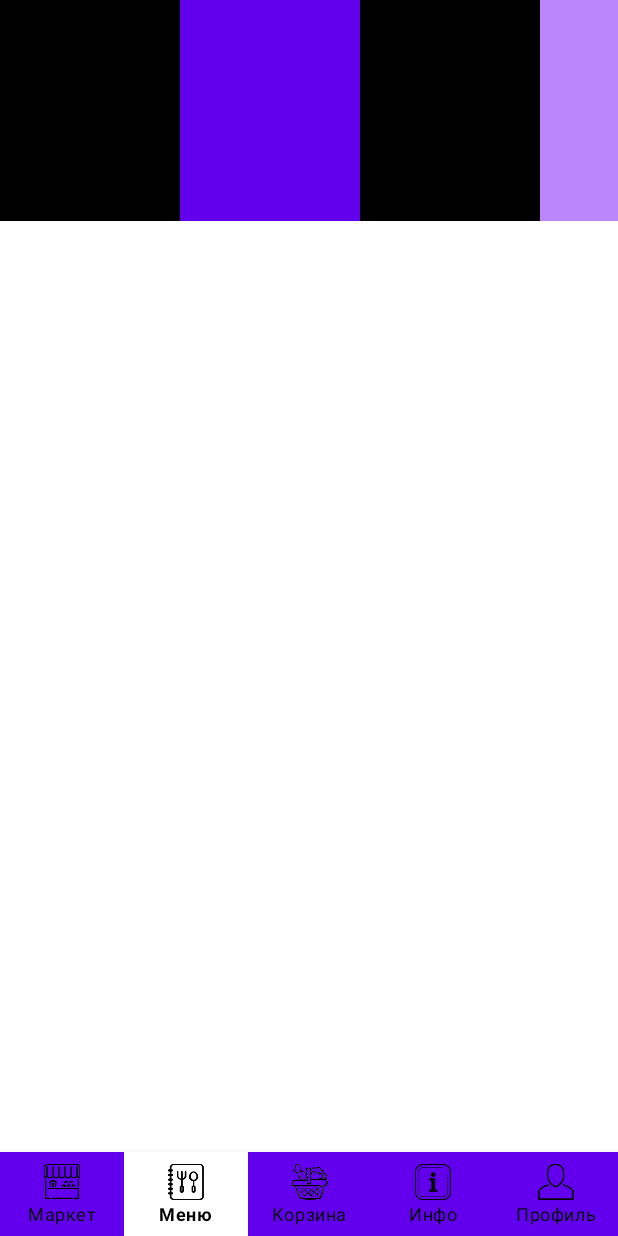
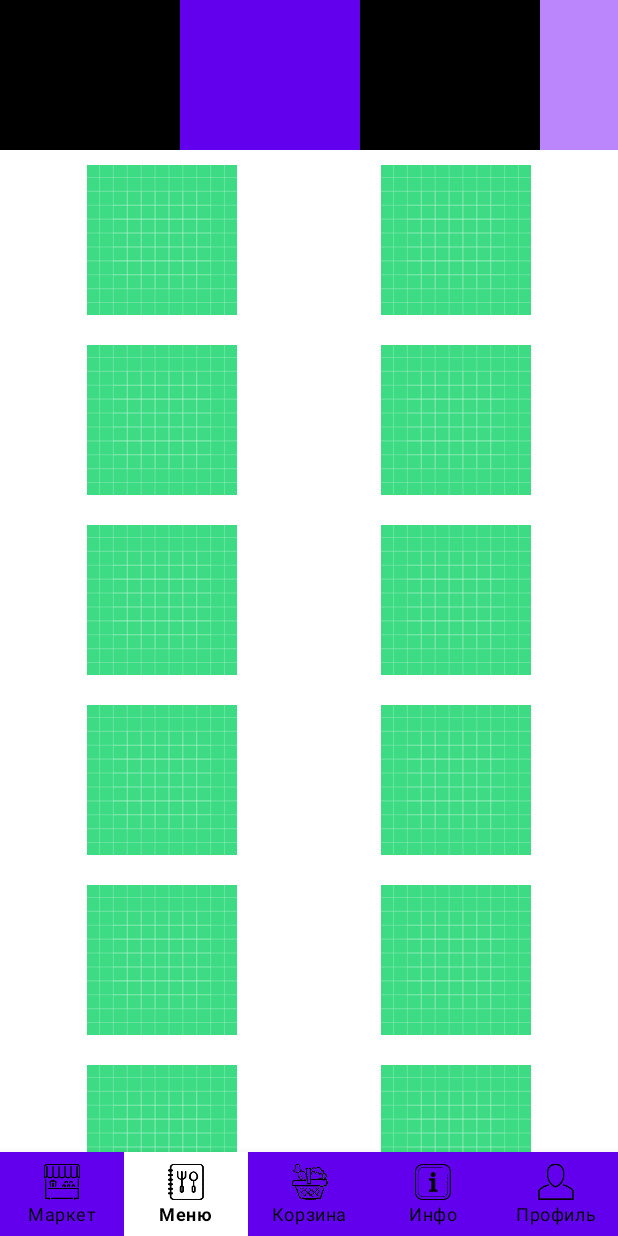
Before and after one commit to Ephemerayne/Nyx.FarmShop, an Android app: the screen it shows after launch (MainActivity), item 2 of the bottom bar chosen, on a phone screen of 412 x 824 dp. Run offline under Robolectric (Android 15) with nearby library versions, the phone set to English and light mode, and no system bars.

Commit message:
added vertical menu items

```diff
--- a/app/src/main/java/space/lala/nyxfarmshop/MenuFragment.java
+++ b/app/src/main/java/space/lala/nyxfarmshop/MenuFragment.java
@@ -1,6 +1,5 @@
 package space.lala.nyxfarmshop;
 
-import android.graphics.Color;
 import android.os.Bundle;
 
 import androidx.fragment.app.Fragment;
@@ -10,18 +9,21 @@ import androidx.recyclerview.widget.RecyclerView;
 import android.view.LayoutInflater;
 import android.view.View;
 import android.view.ViewGroup;
-import android.widget.Toast;
 
 import java.util.ArrayList;
 
-import space.lala.nyxfarmshop.model.MenuItemModel;
-import space.lala.nyxfarmshop.ui.MenuAdapterRecyclerView;
+import space.lala.nyxfarmshop.model.HorizontalMenuItemModel;
+import space.lala.nyxfarmshop.model.VerticalMenuItemModel;
+import space.lala.nyxfarmshop.ui.HorizontalMenuAdapterRecyclerView;
 
 public class MenuFragment extends Fragment {
 
-    private RecyclerView recyclerViewMenu;
-    MenuAdapterRecyclerView menuAdapterRecyclerView;
-    ArrayList<MenuItemModel> items = new ArrayList<>();
+    private RecyclerView recyclerViewHorizontalMenu;
+    private RecyclerView recyclerViewVerticalMenu;
+    HorizontalMenuAdapterRecyclerView horizontalMenuAdapterRecyclerView;
+    VerticalMenuAdapterRecyclerView verticalMenuAdapterRecyclerView;
+    ArrayList<HorizontalMenuItemModel> horizontalItems = new ArrayList<>();
+    ArrayList<VerticalMenuItemModel> verticalItems = new ArrayList<>();
 
     @Override
     public void onCreate(Bundle savedInstanceState) {
@@ -34,30 +36,49 @@ public class MenuFragment extends Fragment {
 
         View view = inflater.inflate(R.layout.fragment_menu, container, false);
 
-        recyclerViewMenu = view.findViewById(R.id.recycler_view_menu);
-        populateItems();
-        menuAdapterRecyclerView = new MenuAdapterRecyclerView();
+        recyclerViewHorizontalMenu = view.findViewById(R.id.recycler_view_horizontal_menu);
+        recyclerViewVerticalMenu = view.findViewById(R.id.recycler_view_vertical_menu);
+        populateItemsHorizontalMenu();
+        populateItemsVerticalMenu();
+        horizontalMenuAdapterRecyclerView = new HorizontalMenuAdapterRecyclerView();
+        verticalMenuAdapterRecyclerView = new VerticalMenuAdapterRecyclerView();
 
-        LinearLayoutManager horizontalLayoutManager
-                = new LinearLayoutManager(getContext(), LinearLayoutManager.HORIZONTAL, false);
-        recyclerViewMenu.setLayoutManager(horizontalLayoutManager);
-        recyclerViewMenu.setAdapter(menuAdapterRecyclerView);
-        menuAdapterRecyclerView.setItems(items);
+        LinearLayoutManager horizontalLayoutManager = new LinearLayoutManager(getContext(), LinearLayoutManager.HORIZONTAL, false);
+        recyclerViewHorizontalMenu.setLayoutManager(horizontalLayoutManager);
+        recyclerViewHorizontalMenu.setAdapter(horizontalMenuAdapterRecyclerView);
+        horizontalMenuAdapterRecyclerView.setItems(horizontalItems);
+
+
+        LinearLayoutManager verticalLayoutManager = new LinearLayoutManager(getContext(), LinearLayoutManager.VERTICAL, false);
+       recyclerViewVerticalMenu.setLayoutManager(verticalLayoutManager);
+        recyclerViewVerticalMenu.setAdapter(verticalMenuAdapterRecyclerView);
+        verticalMenuAdapterRecyclerView.setModelsArray(verticalItems);
 
         return view;
     }
 
-    private void populateItems() {
-        items.add(new MenuItemModel("item 1", 0));
-        items.add(new MenuItemModel("item 2", 1));
-        items.add(new MenuItemModel("item 3", 2));
-        items.add(new MenuItemModel("item 4", 3));
-        items.add(new MenuItemModel("item 5", 4));
-        items.add(new MenuItemModel("item 6", 5));
-        items.add(new MenuItemModel("item 7", 6));
-        items.add(new MenuItemModel("item 8", 7));
-        items.add(new MenuItemModel("item 9", 8));
-        items.add(new MenuItemModel("item 10", 9));
+    private void populateItemsHorizontalMenu() {
+        horizontalItems.add(new HorizontalMenuItemModel("item 1", 0));
+        horizontalItems.add(new HorizontalMenuItemModel("item 2", 1));
+        horizontalItems.add(new HorizontalMenuItemModel("item 3", 2));
+        horizontalItems.add(new HorizontalMenuItemModel("item 4", 3));
+        horizontalItems.add(new HorizontalMenuItemModel("item 5", 4));
+        horizontalItems.add(new HorizontalMenuItemModel("item 6", 5));
+        horizontalItems.add(new HorizontalMenuItemModel("item 7", 6));
+        horizontalItems.add(new HorizontalMenuItemModel("item 8", 7));
+        horizontalItems.add(new HorizontalMenuItemModel("item 9", 8));
+        horizontalItems.add(new HorizontalMenuItemModel("item 10", 9));
 
     }
+
+    private void populateItemsVerticalMenu() {
+        verticalItems.add(new VerticalMenuItemModel("position 1", 0));
+        verticalItems.add(new VerticalMenuItemModel("position 2", 1));
+        verticalItems.add(new VerticalMenuItemModel("position 3", 2));
+        verticalItems.add(new VerticalMenuItemModel("position 4", 3));
+        verticalItems.add(new VerticalMenuItemModel("position 5", 4));
+        verticalItems.add(new VerticalMenuItemModel("position 6", 5));
+        verticalItems.add(new VerticalMenuItemModel("position 7", 6));
+        verticalItems.add(new VerticalMenuItemModel("position 8", 7));
+    }
 }
--- /dev/null
+++ b/app/src/main/java/space/lala/nyxfarmshop/VerticalMenuAdapterRecyclerView.java
@@ -0,0 +1,48 @@
+package space.lala.nyxfarmshop;
+
+import android.view.LayoutInflater;
+import android.view.View;
+import android.view.ViewGroup;
+import android.widget.TextView;
+
+import androidx.annotation.NonNull;
+import androidx.recyclerview.widget.RecyclerView;
+
+import java.util.ArrayList;
+
+import space.lala.nyxfarmshop.model.VerticalMenuItemModel;
+
+public class VerticalMenuAdapterRecyclerView extends RecyclerView.Adapter<VerticalMenuAdapterRecyclerView.ViewHolder> {
+
+    private ArrayList<VerticalMenuItemModel> modelsArray;
+
+    public void setModelsArray(ArrayList<VerticalMenuItemModel> modelsArray) {
+        this.modelsArray = modelsArray;
+        notifyDataSetChanged();
+    }
+
+    @NonNull
+    @Override
+    public VerticalMenuAdapterRecyclerView.ViewHolder onCreateViewHolder(@NonNull ViewGroup viewGroup, int viewType) {
+        View view = LayoutInflater.from(viewGroup.getContext()).inflate(R.layout.vertical_menu_recycler_items, viewGroup, false);
+        return new ViewHolder(view);
+    }
+
+    @Override
+    public void onBindViewHolder(@NonNull VerticalMenuAdapterRecyclerView.ViewHolder holder, int position) {
+        String modelName = modelsArray.get(position).itemName;
+        TextView itemName = holder.itemView.findViewById(R.id.item_name_vertical);
+        itemName.setText(modelName);
+    }
+
+    @Override
+    public int getItemCount() {
+        return modelsArray.size();
+    }
+
+    public class ViewHolder extends RecyclerView.ViewHolder {
+        public ViewHolder(@NonNull View itemView) {
+            super(itemView);
+        }
+    }
+}
--- /dev/null
+++ b/app/src/main/java/space/lala/nyxfarmshop/model/HorizontalMenuItemModel.java
@@ -0,0 +1,10 @@
+package space.lala.nyxfarmshop.model;
+
+public class HorizontalMenuItemModel {
+    public String itemName;
+    public int itemId;
+
+    public HorizontalMenuItemModel(String itemName, int id) {
+
+    }
+}
--- a/app/src/main/java/space/lala/nyxfarmshop/model/MenuItemModel.java
+++ b/app/src/main/java/space/lala/nyxfarmshop/model/VerticalMenuItemModel.java
@@ -1,10 +1,10 @@
 package space.lala.nyxfarmshop.model;
 
-public class MenuItemModel {
+public class VerticalMenuItemModel {
     public String itemName;
     public int itemId;
 
-    public MenuItemModel (String itemName, int id) {
+    public VerticalMenuItemModel (String itemName, int id) {
 
     }
 }
--- a/app/src/main/java/space/lala/nyxfarmshop/ui/MenuAdapterRecyclerView.java
+++ b/app/src/main/java/space/lala/nyxfarmshop/ui/HorizontalMenuAdapterRecyclerView.java
@@ -10,26 +10,26 @@ import androidx.recyclerview.widget.RecyclerView;
 import java.util.ArrayList;
 
 import space.lala.nyxfarmshop.R;
-import space.lala.nyxfarmshop.model.MenuItemModel;
+import space.lala.nyxfarmshop.model.HorizontalMenuItemModel;
 
-public class MenuAdapterRecyclerView extends RecyclerView.Adapter<MenuAdapterRecyclerView.ViewHolder> {
+public class HorizontalMenuAdapterRecyclerView extends RecyclerView.Adapter<HorizontalMenuAdapterRecyclerView.ViewHolder> {
 
-    private ArrayList<MenuItemModel> items;
+    private ArrayList<HorizontalMenuItemModel> items;
 
-    public void setItems(ArrayList<MenuItemModel> items) {
+    public void setItems(ArrayList<HorizontalMenuItemModel> items) {
         this.items = items;
         notifyDataSetChanged();
     }
 
     @NonNull
     @Override
-    public MenuAdapterRecyclerView.ViewHolder onCreateViewHolder(@NonNull ViewGroup viewGroup, int viewType) {
-        View view = LayoutInflater.from(viewGroup.getContext()).inflate(R.layout.menu_recycler_items, viewGroup, false);
+    public HorizontalMenuAdapterRecyclerView.ViewHolder onCreateViewHolder(@NonNull ViewGroup viewGroup, int viewType) {
+        View view = LayoutInflater.from(viewGroup.getContext()).inflate(R.layout.horizontal_menu_recycler_items, viewGroup, false);
         return new ViewHolder(view);
     }
 
     @Override
-    public void onBindViewHolder(@NonNull MenuAdapterRecyclerView.ViewHolder holder, int position) {
+    public void onBindViewHolder(@NonNull HorizontalMenuAdapterRecyclerView.ViewHolder holder, int position) {
         int colorId;
 
         if (position % 2 == 0) {
--- a/app/src/main/res/layout/fragment_menu.xml
+++ b/app/src/main/res/layout/fragment_menu.xml
@@ -1,16 +1,21 @@
 <?xml version="1.0" encoding="utf-8"?>
-<FrameLayout xmlns:android="http://schemas.android.com/apk/res/android"
+<LinearLayout xmlns:android="http://schemas.android.com/apk/res/android"
     xmlns:tools="http://schemas.android.com/tools"
     android:layout_width="match_parent"
     android:layout_height="match_parent"
-    xmlns:app="http://schemas.android.com/apk/res-auto"
+    android:orientation="vertical"
     tools:context=".MenuFragment">
 
     <androidx.recyclerview.widget.RecyclerView
-        android:id="@+id/recycler_view_menu"
+        android:id="@+id/recycler_view_horizontal_menu"
+        android:layout_width="match_parent"
+        android:layout_height="100dp"
+        android:orientation="horizontal" />
+
+    <androidx.recyclerview.widget.RecyclerView
+        android:id="@+id/recycler_view_vertical_menu"
         android:layout_width="match_parent"
         android:layout_height="match_parent"
-        android:orientation="horizontal"
-        />
+        android:orientation="horizontal" />
 
-</FrameLayout>
+</LinearLayout>
--- a/app/src/main/res/layout/menu_recycler_items.xml
+++ b/app/src/main/res/layout/horizontal_menu_recycler_items.xml
@@ -3,7 +3,7 @@
     xmlns:android="http://schemas.android.com/apk/res/android"
     android:layout_width="wrap_content"
     android:layout_height="wrap_content"
-    android:orientation="vertical"
+    android:orientation="horizontal"
     android:padding="10dp">
 
     <ImageView
--- /dev/null
+++ b/app/src/main/res/layout/vertical_menu_recycler_items.xml
@@ -0,0 +1,50 @@
+<?xml version="1.0" encoding="utf-8"?>
+<LinearLayout xmlns:android="http://schemas.android.com/apk/res/android"
+    xmlns:tools="http://schemas.android.com/tools"
+    android:layout_width="match_parent"
+    android:layout_height="wrap_content"
+    android:orientation="horizontal"
+    android:padding="10dp">
+
+    <FrameLayout
+        android:layout_width="match_parent"
+        android:layout_height="wrap_content"
+        android:layout_weight="1">
+
+        <ImageView
+            android:id="@+id/image_view_vertical"
+            android:layout_width="100dp"
+            android:layout_height="100dp"
+            android:layout_gravity="center"
+            android:src="@drawable/ic_launcher_background" />
+
+        <TextView
+            android:id="@+id/item_name_vertical"
+            android:layout_width="wrap_content"
+            android:layout_height="wrap_content"
+            android:layout_gravity="bottom|center"
+            android:textSize="20sp"
+            tools:text="Item" />
+    </FrameLayout>
+
+    <FrameLayout
+        android:layout_width="match_parent"
+        android:layout_height="wrap_content"
+        android:layout_weight="1">
+
+        <ImageView
+            android:id="@+id/image_view_vertical2"
+            android:layout_width="100dp"
+            android:layout_height="100dp"
+            android:layout_gravity="center"
+            android:src="@drawable/ic_launcher_background" />
+
+        <TextView
+            android:id="@+id/item_name_vertical2"
+            android:layout_width="wrap_content"
+            android:layout_height="wrap_content"
+            android:layout_gravity="bottom|center"
+            android:textSize="20sp"
+            tools:text="Item" />
+    </FrameLayout>
+</LinearLayout>
```
